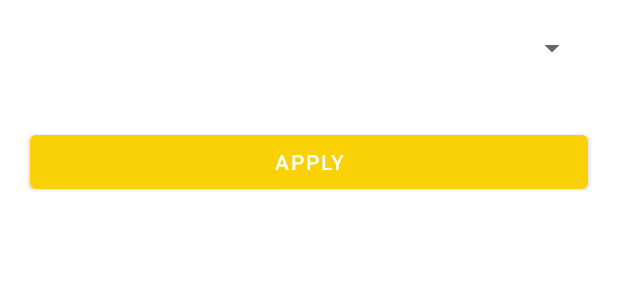
After one commit to aniket-yadav/sbts, an Android app: the layout custom_dialog.xml on its own in the app's theme, with its tools: preview values and no code run, on a phone screen of 412 x 824 dp. The commit adds this screen. Shown: the top 300 px of the screen. Run offline under Robolectric (Android 15) with nearby library versions, the phone set to English and light mode, and no system bars; network calls fail.

Commit message:
update bus number

```diff
--- a/app/src/main/java/com/app/sbts/fragments/ParentList.java
+++ b/app/src/main/java/com/app/sbts/fragments/ParentList.java
@@ -12,11 +12,9 @@ import android.widget.Toast;
 
 import com.android.volley.toolbox.JsonArrayRequest;
 import com.app.sbts.R;
-import com.app.sbts.adaptor.DriverAdaptor;
 import com.app.sbts.adaptor.ParentAdaptor;
 import com.app.sbts.classes.SingletonClass;
 import com.app.sbts.databinding.FragmentParentListBinding;
-import com.app.sbts.models.Driver;
 import com.app.sbts.models.Parent;
 
 import org.json.JSONException;
@@ -56,8 +54,8 @@ public class ParentList extends Fragment {
                     jsonObject = response.getJSONObject(i);
                     Parent parent = new Parent();
                     parent.setFull_Name(jsonObject.getString("Full_Name"));
-                    parent.setMobile_No1(jsonObject.getString("Email"));
-                    parent.setEmail(jsonObject.getString("Mobile_No1"));
+                    parent.setEmail(jsonObject.getString("Email"));
+                    parent.setMobile_No1(jsonObject.getString("Mobile_No1"));
                     parent.setStudent_Name(jsonObject.getString("Student_Name"));
                     parentList.add(parent);
                 } catch ( JSONException e) {
--- /dev/null
+++ b/app/src/main/res/layout/custom_dialog.xml
@@ -0,0 +1,22 @@
+<?xml version="1.0" encoding="utf-8"?>
+<androidx.appcompat.widget.LinearLayoutCompat
+    xmlns:android="http://schemas.android.com/apk/res/android"
+    android:layout_width="match_parent"
+    android:layout_height="match_parent"
+    android:layout_gravity="center_vertical"
+    android:orientation="vertical">
+    <androidx.appcompat.widget.AppCompatSpinner
+        android:id="@+id/customDialog"
+        android:layout_margin="20dp"
+        android:layout_width="match_parent"
+        android:layout_height="wrap_content"/>
+
+    <com.google.android.material.button.MaterialButton
+        android:id="@+id/applyButton"
+        android:layout_width="match_parent"
+        android:layout_margin="20dp"
+        android:layout_height="wrap_content"
+        android:text="@string/apply"
+
+        />
+</androidx.appcompat.widget.LinearLayoutCompat>
--- a/app/src/main/res/values/strings.xml
+++ b/app/src/main/res/values/strings.xml
@@ -137,4 +137,7 @@
     <string name="yyyy_mm_dd">YYYY-MM-DD</string>
     <string name="age">Age</string>
     <string name="add_student">Add Student</string>
+    <string name="apply">Apply</string>
+    <string name="bus_no_url">https://sbts2022.000webhostapp.com/api/bus_no_list.php</string>
+    <string name="update_bus_no">https://sbts2022.000webhostapp.com/api/update_bus_no.php</string>
 </resources>
```
Also changed, not shown: app/src/main/java/com/app/sbts/adaptor/DriverAdaptor.java (+75 -5 lines), app/src/main/java/com/app/sbts/fragments/AttendeeList.java (+3 -6 lines), app/src/main/java/com/app/sbts/fragments/DriverList.java (+3 -10 lines).
